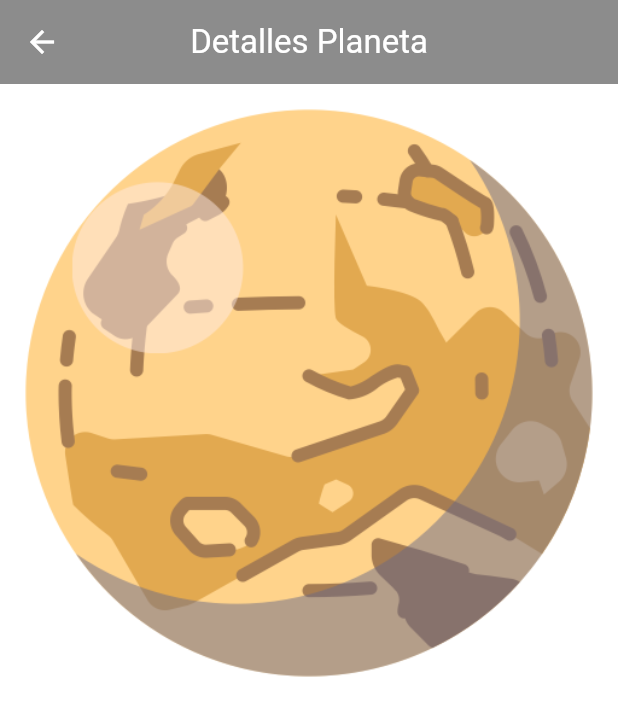
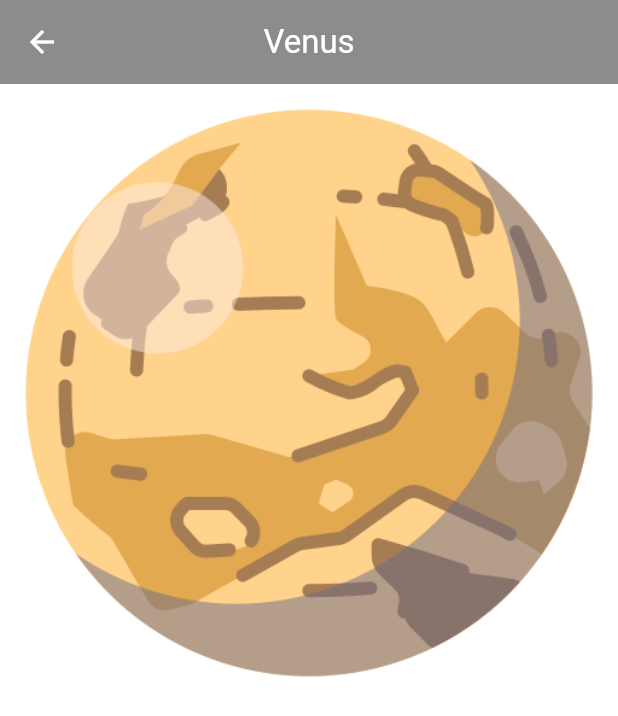
Before and after one commit to AnaDG3/tarea_entregable_3_desarrollo_interfaces, a Flutter app: the screen it shows after launch, after a tap on "Venus", on a phone screen of 412 x 824 dp. Shown: the top 716 px of the screen. Run offline on Flutter 3.47's test engine with Material 3 defaults, Android fonts, the phone set to English and light mode, and no system bars.

Commit message:
Interacción 5 terminada

```diff
--- a/lib/Pantalla_Secundaria.dart
+++ b/lib/Pantalla_Secundaria.dart
@@ -18,7 +18,7 @@ class PantallaSecundaria extends StatelessWidget {
       appBar: AppBar(
         centerTitle: true,
         title: Text(
-          "Detalles Planeta",
+          planeta.nombre,
           style: TextStyle(color: Colors.white),
         ),
         backgroundColor: Colors.black45,
```
